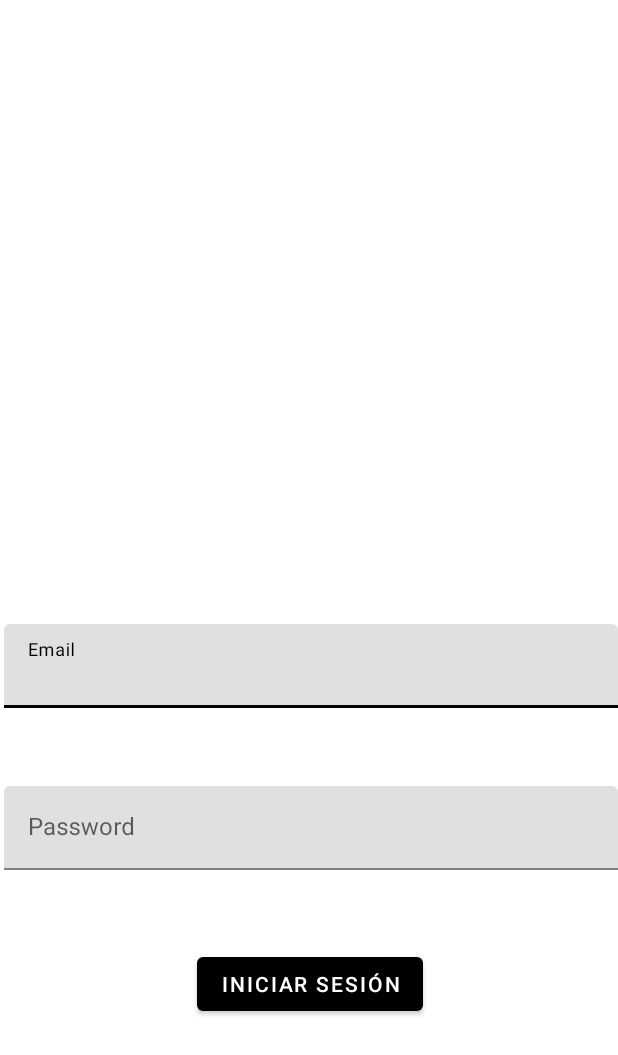
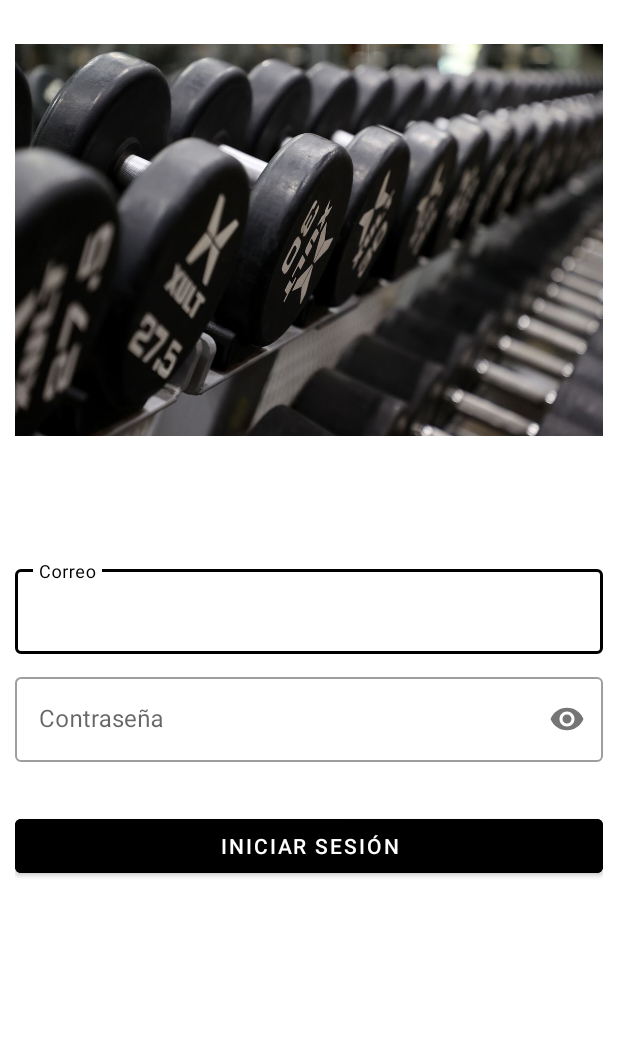
Before and after one commit to GonzaloSantizo/PlatMovProyectos, an Android app: the screen it shows after launch (MainActivity), on a phone screen of 412 x 824 dp. Shown: the top 1055 px of the screen. Run offline under Robolectric (Android 15) with nearby library versions, the phone set to English and light mode, and no system bars.

Commit message:
Mejora de log in

```diff
--- a/app/src/main/java/com/plataformas/proyecto/fragments/LogInFragment.kt
+++ b/app/src/main/java/com/plataformas/proyecto/fragments/LogInFragment.kt
@@ -17,7 +17,7 @@ private lateinit var btnLog:Button
         super.onViewCreated(view, savedInstanceState)
 
         view.apply {
-            btnLog = findViewById(R.id.btnIniciar)
+            btnLog = findViewById(R.id.btn_loginFragment_startSession)
         }
 
 
--- a/app/src/main/res/layout/activity_main.xml
+++ b/app/src/main/res/layout/activity_main.xml
@@ -8,8 +8,8 @@
 
     <androidx.fragment.app.FragmentContainerView
         android:id="@+id/fragmentContainerView"
-        android:layout_width="414dp"
-        android:layout_height="739dp"
+        android:layout_width="match_parent"
+        android:layout_height="match_parent"
         app:layout_constraintBottom_toBottomOf="parent"
         app:layout_constraintEnd_toEndOf="parent"
         app:layout_constraintStart_toStartOf="parent"
--- a/app/src/main/res/layout/fragment_log_in.xml
+++ b/app/src/main/res/layout/fragment_log_in.xml
@@ -4,63 +4,65 @@
     xmlns:tools="http://schemas.android.com/tools"
     android:layout_width="match_parent"
     android:layout_height="match_parent"
+    android:padding="10dp"
     tools:context=".fragments.LogInFragment">
 
     <ImageView
-        android:id="@+id/imageView"
-        android:layout_width="243dp"
-        android:layout_height="170dp"
+        android:id="@+id/img_logInFragment_dumbells"
+        android:layout_width="wrap_content"
+        android:layout_height="300dp"
         android:contentDescription="imageLogIn"
-        app:layout_constraintBottom_toBottomOf="parent"
         app:layout_constraintEnd_toEndOf="parent"
         app:layout_constraintStart_toStartOf="parent"
         app:layout_constraintTop_toTopOf="parent"
-        app:layout_constraintVertical_bias="0.076"
-        tools:src="@drawable/dumbellrack" />
+        app:layout_constraintBottom_toTopOf="@id/inputLayout_loginFragment_email"
+        android:src="@drawable/dumbellrack" />
 
     <com.google.android.material.textfield.TextInputLayout
-        android:id="@+id/textInputLayout"
-        android:layout_width="409dp"
+        android:id="@+id/inputLayout_loginFragment_email"
+        android:layout_width="match_parent"
         android:layout_height="wrap_content"
-        app:layout_constraintBottom_toTopOf="@+id/btnIniciar"
+        android:layout_marginTop="@dimen/margin_xl"
+        android:hint="@string/email"
+        app:layout_constraintStart_toStartOf="parent"
         app:layout_constraintEnd_toEndOf="parent"
-        app:layout_constraintStart_toStartOf="parent"
-        app:layout_constraintTop_toBottomOf="@+id/imageView">
-
+        app:layout_constraintTop_toBottomOf="@id/img_logInFragment_dumbells"
+        app:layout_constraintBottom_toTopOf="@id/inputLayout_loginFragment_password"
+        style="@style/Widget.MaterialComponents.TextInputLayout.OutlinedBox">
         <com.google.android.material.textfield.TextInputEditText
-            android:id="@+id/inputEmail"
             android:layout_width="match_parent"
-            android:layout_height="wrap_content"
-            android:hint="@string/email"
-            android:textColorHint="#616161"
-            tools:ignore="TextContrastCheck" />
+            android:layout_height="match_parent"
+            />
     </com.google.android.material.textfield.TextInputLayout>
 
     <com.google.android.material.textfield.TextInputLayout
-        android:layout_width="409dp"
+        android:id="@+id/inputLayout_loginFragment_password"
+        android:layout_width="match_parent"
         android:layout_height="wrap_content"
-        app:layout_constraintBottom_toTopOf="@+id/btnIniciar"
+        android:layout_marginTop="@dimen/margin_medium"
+        android:hint="@string/password"
+        app:passwordToggleEnabled="true"
+        app:layout_constraintStart_toStartOf="parent"
         app:layout_constraintEnd_toEndOf="parent"
-        app:layout_constraintStart_toStartOf="parent"
-        app:layout_constraintTop_toBottomOf="@+id/textInputLayout">
-
+        app:layout_constraintTop_toBottomOf="@id/inputLayout_loginFragment_email"
+        app:layout_constraintBottom_toTopOf="@id/btn_loginFragment_startSession"
+        style="@style/Widget.MaterialComponents.TextInputLayout.OutlinedBox">
         <com.google.android.material.textfield.TextInputEditText
-            android:id="@+id/inputPassword"
             android:layout_width="match_parent"
-            android:layout_height="wrap_content"
-            android:hint="@string/password"
-            android:textColorHint="#616161" />
+            android:layout_height="match_parent"
+            android:inputType="textPassword"
+            />
     </com.google.android.material.textfield.TextInputLayout>
 
     <Button
-        android:id="@+id/btnIniciar"
-        android:layout_width="wrap_content"
+        android:id="@+id/btn_loginFragment_startSession"
+        android:layout_width="match_parent"
         android:layout_height="wrap_content"
-        android:text="@string/iniciar_sesi_n"
-        app:layout_constraintBottom_toBottomOf="parent"
+        android:layout_marginTop="@dimen/margin_large"
+        android:text="@string/login"
+        android:backgroundTint="@color/black"
+        app:layout_constraintStart_toStartOf="parent"
         app:layout_constraintEnd_toEndOf="parent"
-        app:layout_constraintHorizontal_bias="0.498"
-        app:layout_constraintStart_toStartOf="parent"
-        app:layout_constraintTop_toTopOf="parent"
-        app:layout_constraintVertical_bias="0.852" />
+        app:layout_constraintTop_toBottomOf="@id/inputLayout_loginFragment_password"
+        />
 </androidx.constraintlayout.widget.ConstraintLayout>
--- /dev/null
+++ b/app/src/main/res/values/dimens.xml
@@ -0,0 +1,13 @@
+<?xml version="1.0" encoding="utf-8"?>
+<resources>
+    <dimen name="margin_medium">10dp</dimen>
+    <dimen name="font_size_medium">16sp</dimen>
+    <dimen name="list_item_with_image_height">72dp</dimen>
+    <dimen name="margin_small">8dp</dimen>
+    <dimen name="list_item_image_size">48dp</dimen>
+    <dimen name="margin_xs">4dp</dimen>
+    <dimen name="avatar_big_size">112dp</dimen>
+    <dimen name="margin_large">32dp</dimen>
+    <dimen name="margin_xl">64dp</dimen>
+    <dimen name="inputLayoutMargin">5dp</dimen>
+</resources>
--- a/app/src/main/res/values/strings.xml
+++ b/app/src/main/res/values/strings.xml
@@ -3,8 +3,11 @@
     <!-- TODO: Remove or change this placeholder text -->
     <string name="hello_blank_fragment">Hello blank fragment</string>
     <string name="iniciar_sesi_n">Iniciar Sesión</string>
-    <string name="password">Password</string>
-    <string name="email">Email</string>
     <string name="btnback">btn_back</string>
     <string name="muscle_group">Muscle Group</string>
+    <!-- Log in Text-->
+    <string name="login">Iniciar sesión</string>
+    <string name="password">Contraseña</string>
+    <string name="email">Correo</string>
+    <string name="my_email">arg211024@uvg.edu.gt</string>
 </resources>
```
